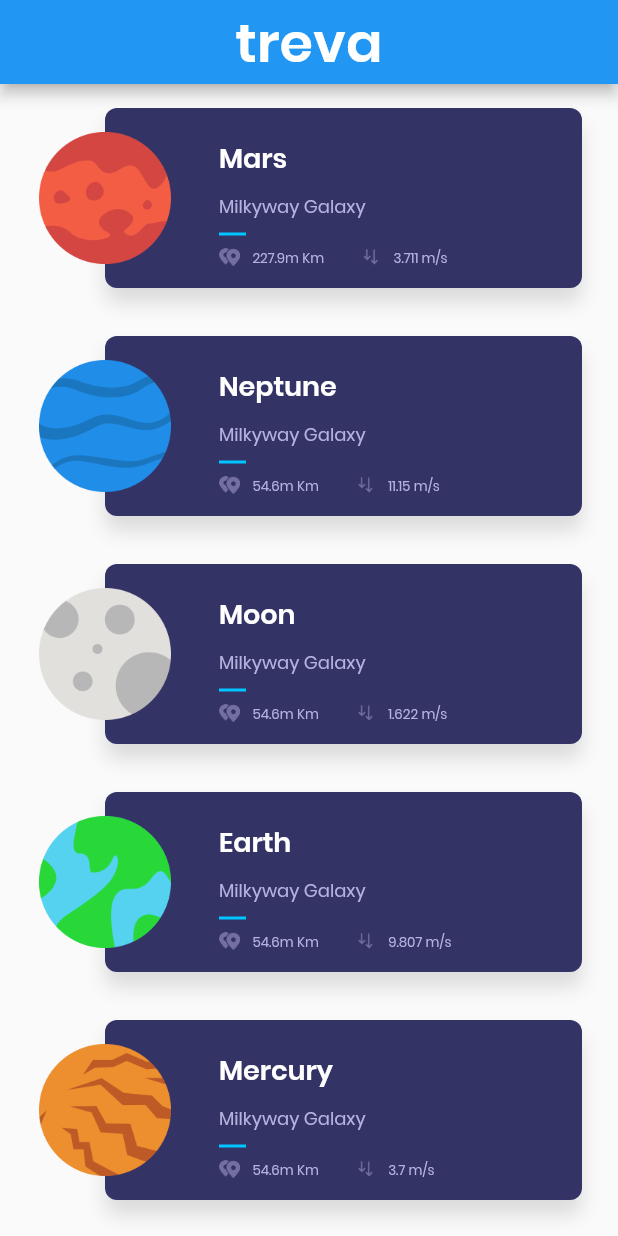
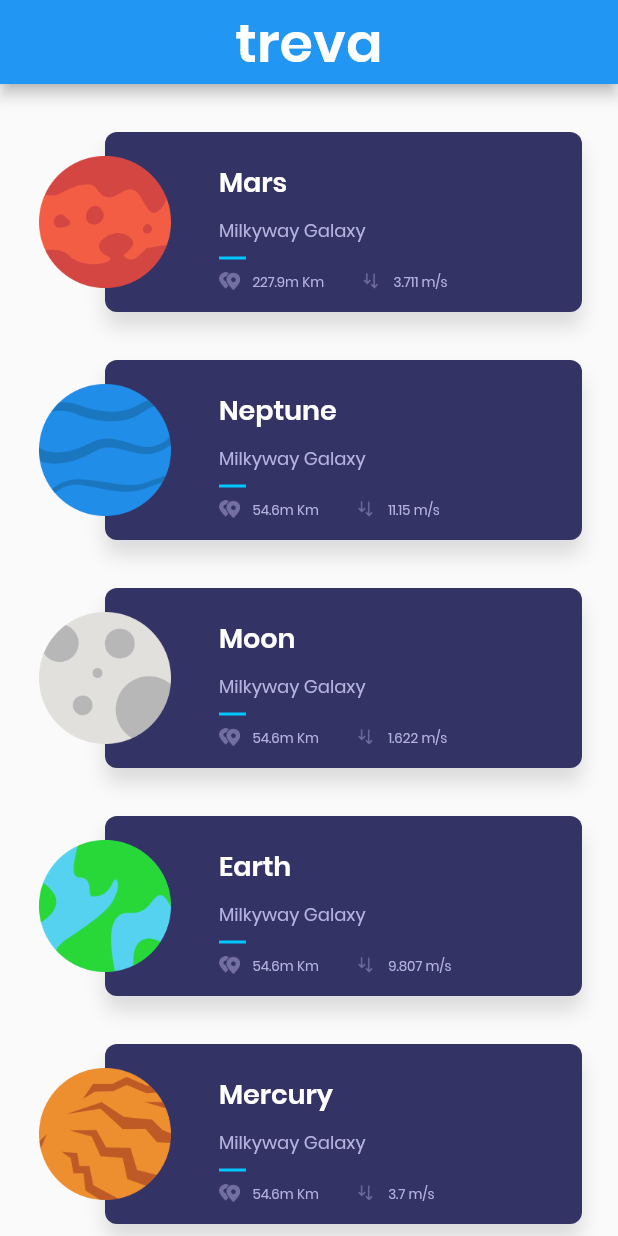
Before and after one commit to Yoonwoojae/planets_flutter, a Flutter app: the screen it shows after launch, on a phone screen of 412 x 824 dp. Run offline on Flutter 3.47's test engine with Material 2 defaults, Android fonts, the phone set to English and light mode, and no system bars.

Commit message:
padding 적용

```diff
--- a/lib/HomePageBody.dart
+++ b/lib/HomePageBody.dart
@@ -7,9 +7,9 @@ class HomePageBody extends StatelessWidget {
   Widget build(BuildContext context) {
     return Expanded(
       child: ListView.builder(
-        itemBuilder: (context, index) => new PlanetRow(planets[index]),
+        itemBuilder: (context, index) => PlanetRow(planets[index]),
         itemCount: planets.length,
-        itemExtent: 152.0,
+        padding: EdgeInsets.symmetric(vertical: 16.0),
       ),
     );
   }
```
